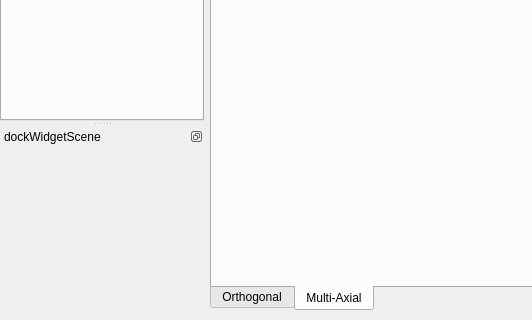
Before: the Qt Designer form Src/MainWindow/MainWindow.ui in wuzhuobin/QvtkProject, drawn with Qt 5; both pictures show x 0 to 532 and y 395 to 715 of the 1334 by 715 pixel window.
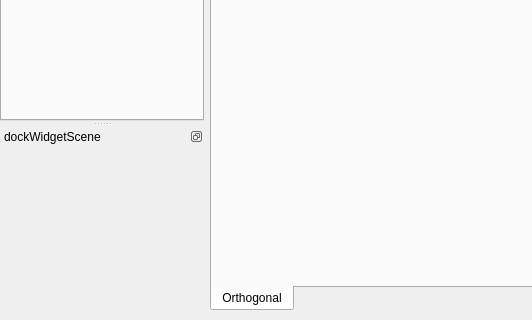
After: the same form once the commit is applied. The open tabs and pages were chosen to show the change. Icons and pictures are not drawn.

The edit to the form file:
```diff
--- a/Src/MainWindow/MainWindow.ui
+++ b/Src/MainWindow/MainWindow.ui
@@ -82,12 +82,6 @@
         </property>
        </layout>
       </widget>
-      <widget class="QWidget" name="tabMultiAxial">
-       <attribute name="title">
-        <string>Multi-Axial</string>
-       </attribute>
-       <layout class="QVBoxLayout" name="verticalLayoutMultiAxial"/>
-      </widget>
      </widget>
     </item>
    </layout>
```
Left out of the diff: 6 changed lines with no effect on the pictures.
